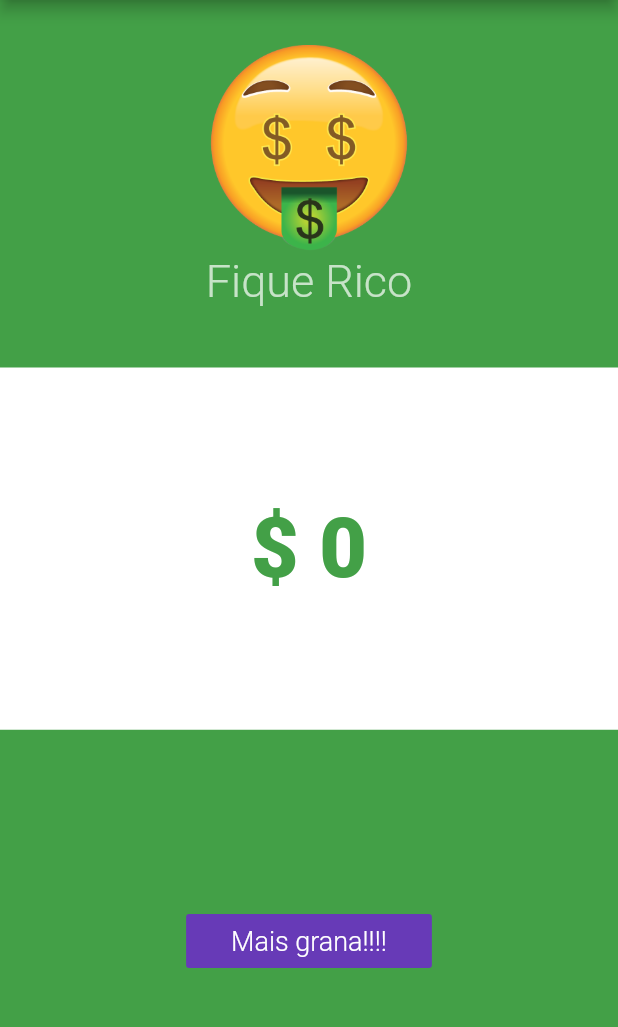
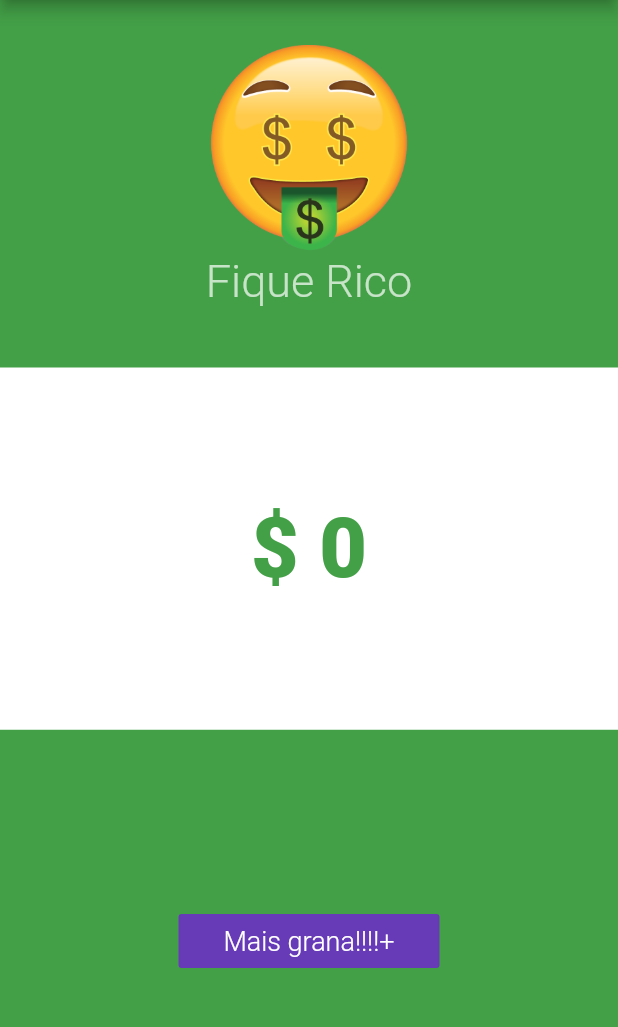
Before and after one commit to emerson-mec/magnata, a Flutter app: the screen it shows after launch, on a phone screen of 412 x 824 dp, the part 84-1111 px from its top. Run offline on Flutter 3.47's test engine with Material 2 defaults, Android fonts, the phone set to English and light mode, and no system bars.

Commit message:
dev sinc

```diff
--- a/lib/ui/magnata.dart
+++ b/lib/ui/magnata.dart
@@ -89,7 +89,7 @@ class _MagnataState extends State<Magnata> {
               ),
             ),
             Expanded(
-              //BOTÃO "MAIS GRANA"
+              //BOTÃO "MAIS GRANA!!!"
               child: Center(
                 child: FlatButton(
                   onPressed: _mandaGrana,
@@ -98,7 +98,7 @@ class _MagnataState extends State<Magnata> {
                   textColor: Colors.white,
                   color: Colors.deepPurple,
                   child: Text(
-                    "Mais grana!!!!",
+                    "Mais grana!!!!+",
                     style: TextStyle(
                       fontSize: 18,
                       fontWeight: FontWeight.w300,
```
